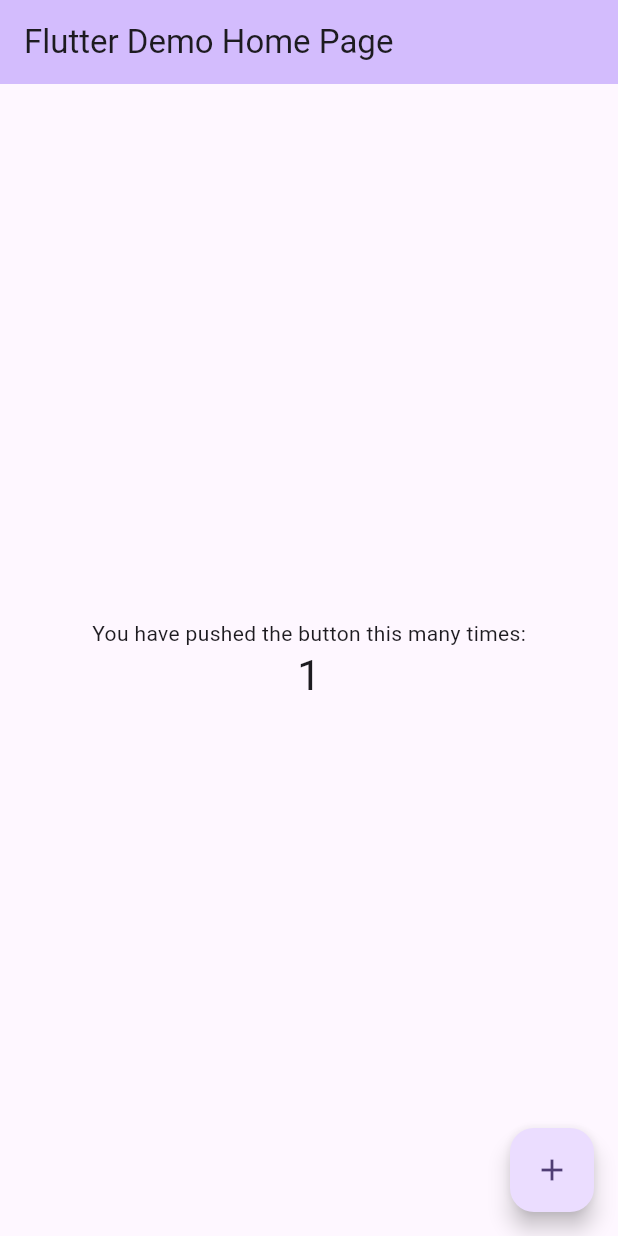
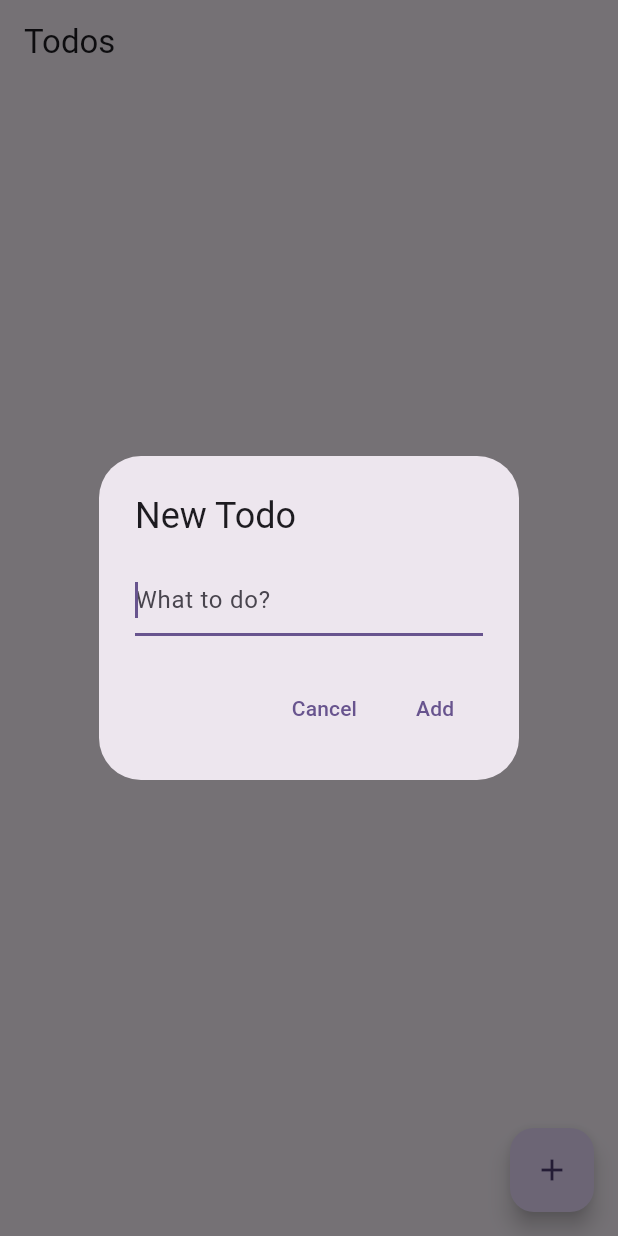
Before and after one commit to autumn-ma/mooscle_app, a Flutter app: the screen it shows after launch, after a tap on the "add" icon, on a phone screen of 412 x 824 dp. Run offline on Flutter 3.47's test engine with Material 3 defaults, Android fonts, the phone set to English and light mode, and no system bars; our stand-ins replace sqflite; accounts and stored records are empty.

Commit message:
feat(todo): persist todos using SQLite

```diff
--- a/lib/main.dart
+++ b/lib/main.dart
@@ -1,122 +1,168 @@
 import 'package:flutter/material.dart';
+import 'todo_database.dart';
 
 void main() {
   runApp(const MyApp());
 }
 
+class Todo {
+  Todo({this.id, required this.title, DateTime? dueDate, this.isDone = false})
+      : dueDate = dueDate ?? DateTime.now();
+
+  int? id;
+  final String title;
+  bool isDone;
+  DateTime dueDate;
+
+  Todo.fromMap(Map<String, dynamic> map)
+      : id = map['id'] as int?,
+        title = map['title'] as String,
+        isDone = map['is_done'] == 1,
+        dueDate = DateTime.parse(map['due_date'] as String);
+
+  Map<String, dynamic> toMap() => {
+        'id': id,
+        'title': title,
+        'is_done': isDone ? 1 : 0,
+        'due_date': dueDate.toIso8601String(),
+      };
+
+  void toggle() => isDone = !isDone;
+
+  void carryOverIfPastDue(DateTime today) {
+    while (!isDone && dueDate.isBefore(today)) {
+      dueDate = DateTime(dueDate.year, dueDate.month, dueDate.day + 1);
+    }
+  }
+}
+
 class MyApp extends StatelessWidget {
   const MyApp({super.key});
 
-  // This widget is the root of your application.
   @override
   Widget build(BuildContext context) {
     return MaterialApp(
-      title: 'Flutter Demo',
+      title: 'Mooscle Todo',
       theme: ThemeData(
-        // This is the theme of your application.
-        //
-        // TRY THIS: Try running your application with "flutter run". You'll see
-        // the application has a purple toolbar. Then, without quitting the app,
-        // try changing the seedColor in the colorScheme below to Colors.green
-        // and then invoke "hot reload" (save your changes or press the "hot
-        // reload" button in a Flutter-supported IDE, or press "r" if you used
-        // the command line to start the app).
-        //
-        // Notice that the counter didn't reset back to zero; the application
-        // state is not lost during the reload. To reset the state, use hot
-        // restart instead.
-        //
-        // This works for code too, not just values: Most code changes can be
-        // tested with just a hot reload.
         colorScheme: ColorScheme.fromSeed(seedColor: Colors.deepPurple),
       ),
-      home: const MyHomePage(title: 'Flutter Demo Home Page'),
+      home: const TodoListScreen(),
     );
   }
 }
 
-class MyHomePage extends StatefulWidget {
-  const MyHomePage({super.key, required this.title});
-
-  // This widget is the home page of your application. It is stateful, meaning
-  // that it has a State object (defined below) that contains fields that affect
-  // how it looks.
-
-  // This class is the configuration for the state. It holds the values (in this
-  // case the title) provided by the parent (in this case the App widget) and
-  // used by the build method of the State. Fields in a Widget subclass are
-  // always marked "final".
-
-  final String title;
+class TodoListScreen extends StatefulWidget {
+  const TodoListScreen({super.key});
 
   @override
-  State<MyHomePage> createState() => _MyHomePageState();
+  State<TodoListScreen> createState() => _TodoListScreenState();
 }
 
-class _MyHomePageState extends State<MyHomePage> {
-  int _counter = 0;
+class _TodoListScreenState extends State<TodoListScreen> {
+  final List<Todo> _todos = [];
+  final TextEditingController _controller = TextEditingController();
 
-  void _incrementCounter() {
+  @override
+  void initState() {
+    super.initState();
+    _loadTodos();
+  }
+
+  @override
+  void dispose() {
+    _controller.dispose();
+    super.dispose();
+  }
+
+  Future<void> _carryOver() async {
+    final today = DateTime.now();
+    for (final todo in _todos) {
+      final before = todo.dueDate;
+      todo.carryOverIfPastDue(DateTime(today.year, today.month, today.day));
+      if (before != todo.dueDate) {
+        await TodoDatabase.instance.updateTodo(todo);
+      }
+    }
+  }
+
+  Future<void> _loadTodos() async {
+    final todos = await TodoDatabase.instance.getTodos();
     setState(() {
-      // This call to setState tells the Flutter framework that something has
-      // changed in this State, which causes it to rerun the build method below
-      // so that the display can reflect the updated values. If we changed
-      // _counter without calling setState(), then the build method would not be
-      // called again, and so nothing would appear to happen.
-      _counter++;
+      _todos
+        ..clear()
+        ..addAll(todos);
     });
+    await _carryOver();
+  }
+
+  Future<void> _addTodo(String title) async {
+    final todo = Todo(title: title);
+    final id = await TodoDatabase.instance.insertTodo(todo);
+    setState(() {
+      _todos.add(todo..id = id);
+    });
+  }
+
+  Future<void> _toggleTodo(Todo todo) async {
+    setState(() {
+      todo.toggle();
+    });
+    await TodoDatabase.instance.updateTodo(todo);
+  }
+
+  Future<void> _showAddDialog() async {
+    _controller.clear();
+    await showDialog<void>(
+      context: context,
+      builder: (context) => AlertDialog(
+        title: const Text('New Todo'),
+        content: TextField(
+          controller: _controller,
+          autofocus: true,
+          decoration: const InputDecoration(hintText: 'What to do?'),
+        ),
+        actions: [
+          TextButton(
+            onPressed: () {
+              Navigator.of(context).pop();
+            },
+            child: const Text('Cancel'),
+          ),
+          TextButton(
+            onPressed: () {
+              final text = _controller.text.trim();
+              if (text.isNotEmpty) {
+                _addTodo(text);
+              }
+              Navigator.of(context).pop();
+            },
+            child: const Text('Add'),
+          ),
+        ],
+      ),
+    );
   }
 
   @override
   Widget build(BuildContext context) {
-    // This method is rerun every time setState is called, for instance as done
-    // by the _incrementCounter method above.
-    //
-    // The Flutter framework has been optimized to make rerunning build methods
-    // fast, so that you can just rebuild anything that needs updating rather
-    // than having to individually change instances of widgets.
     return Scaffold(
-      appBar: AppBar(
-        // TRY THIS: Try changing the color here to a specific color (to
-        // Colors.amber, perhaps?) and trigger a hot reload to see the AppBar
-        // change color while the other colors stay the same.
-        backgroundColor: Theme.of(context).colorScheme.inversePrimary,
-        // Here we take the value from the MyHomePage object that was created by
-        // the App.build method, and use it to set our appbar title.
-        title: Text(widget.title),
-      ),
-      body: Center(
-        // Center is a layout widget. It takes a single child and positions it
-        // in the middle of the parent.
-        child: Column(
-          // Column is also a layout widget. It takes a list of children and
-          // arranges them vertically. By default, it sizes itself to fit its
-          // children horizontally, and tries to be as tall as its parent.
-          //
-          // Column has various properties to control how it sizes itself and
-          // how it positions its children. Here we use mainAxisAlignment to
-          // center the children vertically; the main axis here is the vertical
-          // axis because Columns are vertical (the cross axis would be
-          // horizontal).
-          //
-          // TRY THIS: Invoke "debug painting" (choose the "Toggle Debug Paint"
-          // action in the IDE, or press "p" in the console), to see the
-          // wireframe for each widget.
-          mainAxisAlignment: MainAxisAlignment.center,
-          children: <Widget>[
-            const Text('You have pushed the button this many times:'),
-            Text(
-              '$_counter',
-              style: Theme.of(context).textTheme.headlineMedium,
-            ),
-          ],
-        ),
+      appBar: AppBar(title: const Text('Todos')),
+      body: ListView.builder(
+        itemCount: _todos.length,
+        itemBuilder: (context, index) {
+          final todo = _todos[index];
+          return CheckboxListTile(
+            title: Text(todo.title),
+            subtitle: Text('Due: ${todo.dueDate.toLocal().toIso8601String().split('T').first}'),
+            value: todo.isDone,
+            onChanged: (_) => _toggleTodo(todo),
+          );
+        },
       ),
       floatingActionButton: FloatingActionButton(
-        onPressed: _incrementCounter,
-        tooltip: 'Increment',
+        onPressed: _showAddDialog,
         child: const Icon(Icons.add),
-      ), // This trailing comma makes auto-formatting nicer for build methods.
+      ),
     );
   }
 }
--- /dev/null
+++ b/lib/todo_database.dart
@@ -0,0 +1,57 @@
+import 'package:path/path.dart';
+import 'package:sqflite/sqflite.dart';
+
+import 'main.dart';
+
+class TodoDatabase {
+  TodoDatabase._();
+
+  static final TodoDatabase instance = TodoDatabase._();
+  static Database? _database;
+
+  Future<Database> get database async {
+    if (_database != null) return _database!;
+    _database = await _initDB('todos.db');
+    return _database!;
+  }
+
+  Future<Database> _initDB(String filePath) async {
+    final dbPath = await getDatabasesPath();
+    final path = join(dbPath, filePath);
+    return openDatabase(
+      path,
+      version: 1,
+      onCreate: (db, version) async {
+        await db.execute('''
+CREATE TABLE todos(
+  id INTEGER PRIMARY KEY AUTOINCREMENT,
+  title TEXT NOT NULL,
+  is_done INTEGER NOT NULL,
+  due_date TEXT NOT NULL
+)''');
+      },
+    );
+  }
+
+  Future<List<Todo>> getTodos() async {
+    final db = await database;
+    final maps = await db.query('todos');
+    return [for (final m in maps) Todo.fromMap(m)];
+  }
+
+  Future<int> insertTodo(Todo todo) async {
+    final db = await database;
+    final id = await db.insert('todos', todo.toMap());
+    return id;
+  }
+
+  Future<int> updateTodo(Todo todo) async {
+    final db = await database;
+    return db.update(
+      'todos',
+      todo.toMap(),
+      where: 'id = ?',
+      whereArgs: [todo.id],
+    );
+  }
+}
--- a/pubspec.yaml
+++ b/pubspec.yaml
@@ -34,6 +34,8 @@ dependencies:
   # The following adds the Cupertino Icons font to your application.
   # Use with the CupertinoIcons class for iOS style icons.
   cupertino_icons: ^1.0.8
+  sqflite: ^2.3.0
+  path: ^1.8.3
 
 dev_dependencies:
   flutter_test:
```
Also changed, not shown: 1 other file.
